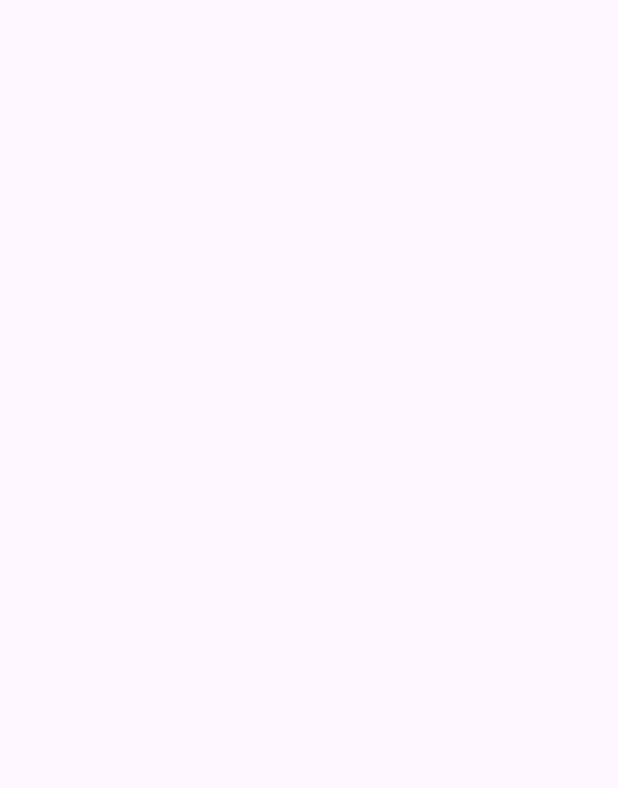
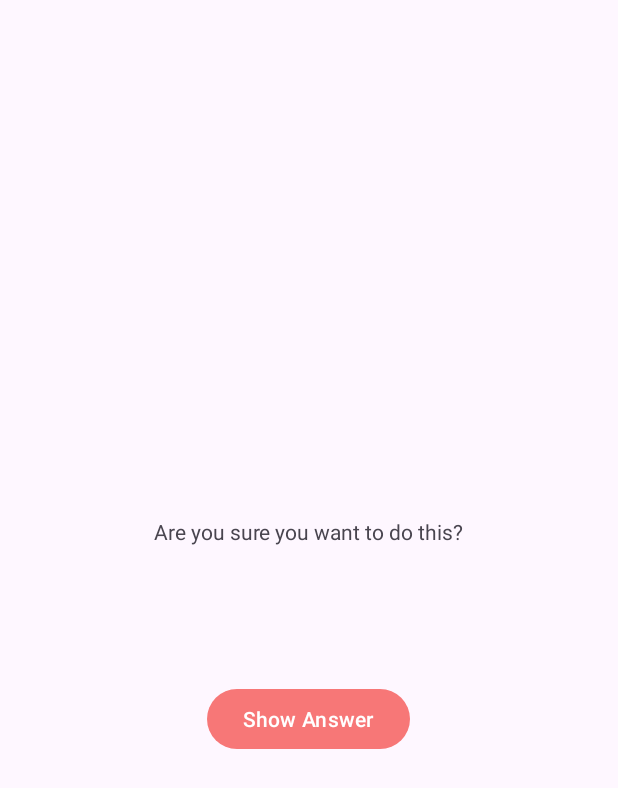
Before and after one commit to muhammadkhasanboev/TrueFalseQuizApp, an Android app: the CheatActivity screen opened directly, with no data from a screen before it, on a phone screen of 412 x 824 dp. Before the commit the part shown is empty. Shown: the top 788 px of the screen. Run offline under Robolectric (Android 15) with nearby library versions, the phone set to English and light mode, and no system bars.

Commit message:
cheat activity layout created

```diff
--- a/app/src/main/res/layout/activity_cheat.xml
+++ b/app/src/main/res/layout/activity_cheat.xml
@@ -1,10 +1,32 @@
 <?xml version="1.0" encoding="utf-8"?>
-<androidx.constraintlayout.widget.ConstraintLayout xmlns:android="http://schemas.android.com/apk/res/android"
+<LinearLayout
+    xmlns:android="http://schemas.android.com/apk/res/android"
     xmlns:app="http://schemas.android.com/apk/res-auto"
     xmlns:tools="http://schemas.android.com/tools"
     android:id="@+id/main"
     android:layout_width="match_parent"
     android:layout_height="match_parent"
-    tools:context=".CheatActivity">
+    tools:context="android.bignerdranch.truefalseapppractise.CheatActivity"
+    android:orientation="vertical"
+    android:gravity="center">
 
-</androidx.constraintlayout.widget.ConstraintLayout>
+    <TextView
+        android:layout_width="wrap_content"
+        android:layout_height="wrap_content"
+        android:padding="24dp"
+        android:text="@string/warning_text"/>
+
+    <TextView
+        android:id="@+id/answer_text_view"
+        android:layout_width="wrap_content"
+        android:layout_height="wrap_content"
+        android:padding="24dp"
+        tools:text="Answer"/>
+
+    <Button
+        android:id="@+id/show_answer_button"
+        android:layout_width="wrap_content"
+        android:layout_height="wrap_content"
+        android:text="@string/show_answer_button"/>
+
+</LinearLayout>
```
